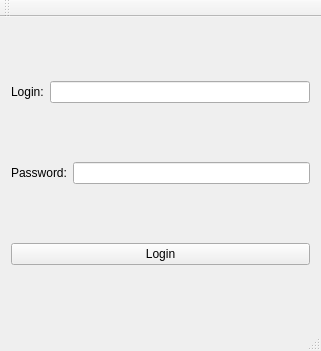
Above: src/ui_include/mainwindow.ui from bachanekkamil/ZPR before the change. Below: the same form after it.
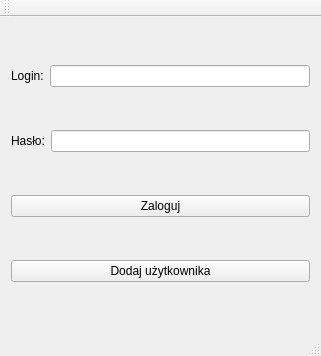
That is the form after the change.

Commit message: Gui update - user adding and editing windows added

What changed in the file:
```diff
--- a/src/ui_include/mainwindow.ui
+++ b/src/ui_include/mainwindow.ui
@@ -7,7 +7,7 @@
     <x>0</x>
     <y>0</y>
     <width>321</width>
-    <height>351</height>
+    <height>356</height>
    </rect>
   </property>
   <property name="sizePolicy">
@@ -40,7 +40,7 @@
       <item>
        <widget class="QLabel" name="label_2">
         <property name="text">
-         <string>Password:</string>
+         <string>Hasło:</string>
         </property>
        </widget>
       </item>
@@ -52,7 +52,14 @@
     <item>
      <widget class="QPushButton" name="pushButton">
       <property name="text">
-       <string>Login</string>
+       <string>Zaloguj</string>
+      </property>
+     </widget>
+    </item>
+    <item>
+     <widget class="QPushButton" name="pushButtonAddUser">
+      <property name="text">
+       <string>Dodaj użytkownika</string>
       </property>
      </widget>
     </item>
```
Left out of the diff: 14 changed lines with no effect on the pictures. The commit also changes 23 other files.
